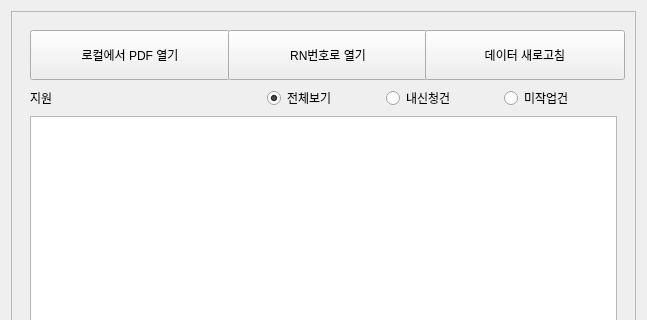
Before: the Qt Designer form ui/pdf_load_area.ui in Glen-Lee-glitch/new_viewer, drawn with Qt 5; both pictures show x 0 to 647 and y 0 to 320 of the 647 by 722 pixel window.
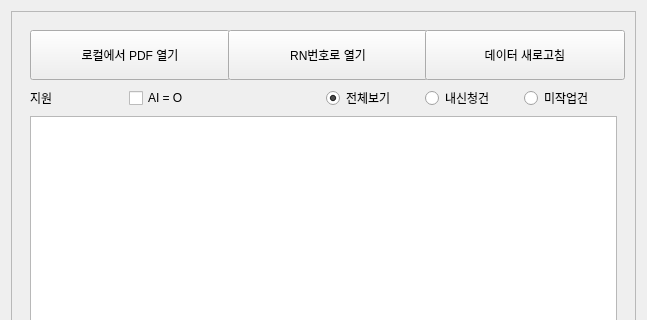
After: the same form once the commit is applied.

Commit message:
feat: AI 체크박스 필터링 기능 추가
- 'AI = O' 체크박스가 체크되면 AI='O'인 row만 필터링하여 표시
- 체크박스 해제 시 모든 row 표시
- 체크박스 상태 변경 시 실시간 필터링 적용

```diff
--- a/ui/pdf_load_area.ui
+++ b/ui/pdf_load_area.ui
@@ -178,6 +178,16 @@
                 </property>
                </widget>
               </item>
+              <item>
+               <widget class="QCheckBox" name="ai_checkbox">
+                <property name="text">
+                 <string>AI = O</string>
+                </property>
+                <property name="checked">
+                 <bool>false</bool>
+                </property>
+               </widget>
+              </item>
               <item>
                <widget class="QLabel" name="necessary_apply_count_label">
                 <property name="text">
```
The commit also changes 1 other file.
